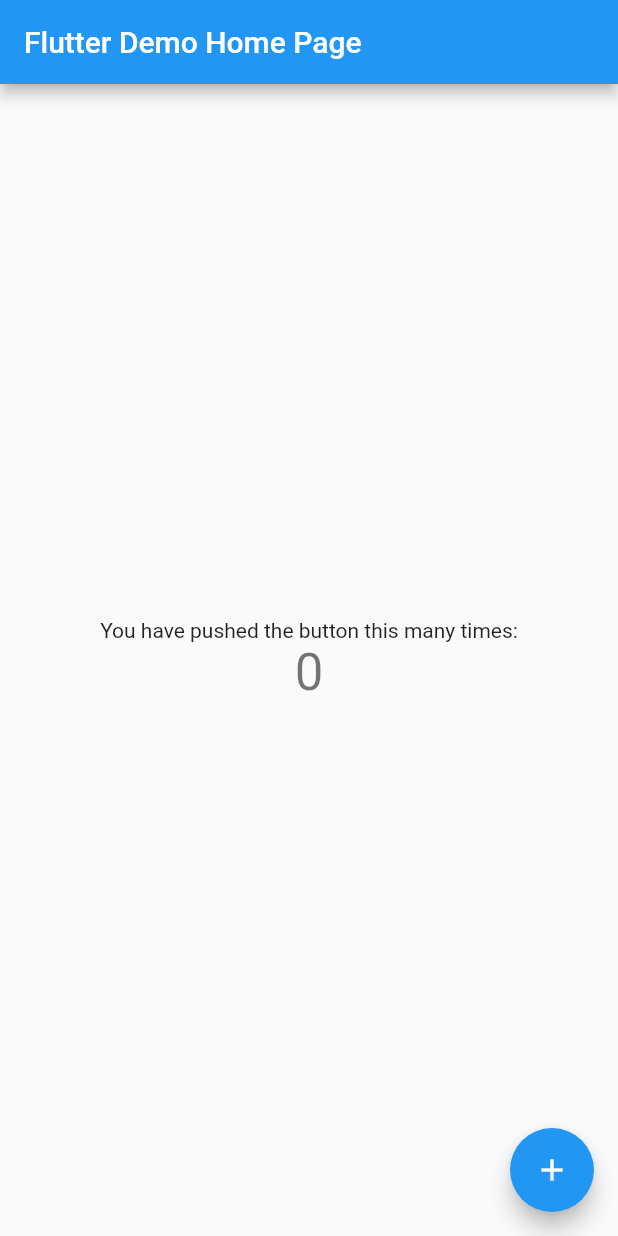
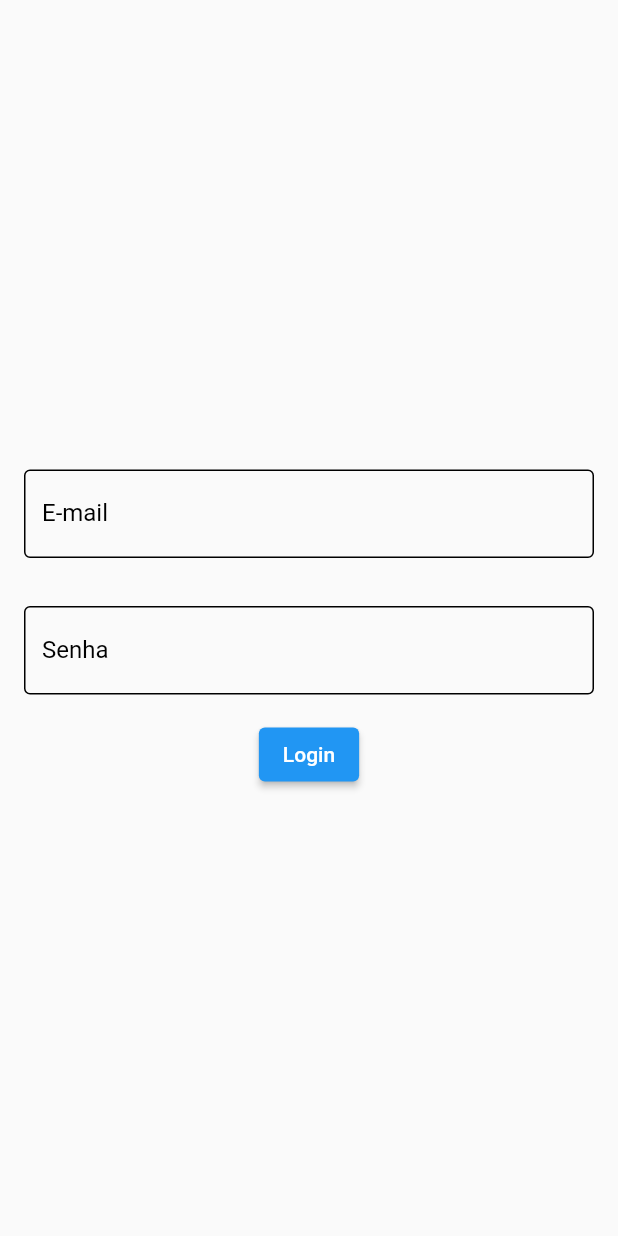
Before and after one commit to ericarodrigs/academy-semana-4, a Flutter app: the screen it shows after launch, on a phone screen of 412 x 824 dp. Run offline on Flutter 3.47's test engine with Material 2 defaults, Android fonts, the phone set to English and light mode, and no system bars.

Commit message:
initial project with login and error pages

```diff
--- a/lib/main.dart
+++ b/lib/main.dart
@@ -1,115 +1,6 @@
 import 'package:flutter/material.dart';
+import 'package:navigation/src/app.dart';
 
 void main() {
-  runApp(const MyApp());
+  runApp(const App());
 }
-
-class MyApp extends StatelessWidget {
-  const MyApp({Key? key}) : super(key: key);
-
-  // This widget is the root of your application.
-  @override
-  Widget build(BuildContext context) {
-    return MaterialApp(
-      title: 'Flutter Demo',
-      theme: ThemeData(
-        // This is the theme of your application.
-        //
-        // Try running your application with "flutter run". You'll see the
-        // application has a blue toolbar. Then, without quitting the app, try
-        // changing the primarySwatch below to Colors.green and then invoke
-        // "hot reload" (press "r" in the console where you ran "flutter run",
-        // or simply save your changes to "hot reload" in a Flutter IDE).
-        // Notice that the counter didn't reset back to zero; the application
-        // is not restarted.
-        primarySwatch: Colors.blue,
-      ),
-      home: const MyHomePage(title: 'Flutter Demo Home Page'),
-    );
-  }
-}
-
-class MyHomePage extends StatefulWidget {
-  const MyHomePage({Key? key, required this.title}) : super(key: key);
-
-  // This widget is the home page of your application. It is stateful, meaning
-  // that it has a State object (defined below) that contains fields that affect
-  // how it looks.
-
-  // This class is the configuration for the state. It holds the values (in this
-  // case the title) provided by the parent (in this case the App widget) and
-  // used by the build method of the State. Fields in a Widget subclass are
-  // always marked "final".
-
-  final String title;
-
-  @override
-  State<MyHomePage> createState() => _MyHomePageState();
-}
-
-class _MyHomePageState extends State<MyHomePage> {
-  int _counter = 0;
-
-  void _incrementCounter() {
-    setState(() {
-      // This call to setState tells the Flutter framework that something has
-      // changed in this State, which causes it to rerun the build method below
-      // so that the display can reflect the updated values. If we changed
-      // _counter without calling setState(), then the build method would not be
-      // called again, and so nothing would appear to happen.
-      _counter++;
-    });
-  }
-
-  @override
-  Widget build(BuildContext context) {
-    // This method is rerun every time setState is called, for instance as done
-    // by the _incrementCounter method above.
-    //
-    // The Flutter framework has been optimized to make rerunning build methods
-    // fast, so that you can just rebuild anything that needs updating rather
-    // than having to individually change instances of widgets.
-    return Scaffold(
-      appBar: AppBar(
-        // Here we take the value from the MyHomePage object that was created by
-        // the App.build method, and use it to set our appbar title.
-        title: Text(widget.title),
-      ),
-      body: Center(
-        // Center is a layout widget. It takes a single child and positions it
-        // in the middle of the parent.
-        child: Column(
-          // Column is also a layout widget. It takes a list of children and
-          // arranges them vertically. By default, it sizes itself to fit its
-          // children horizontally, and tries to be as tall as its parent.
-          //
-          // Invoke "debug painting" (press "p" in the console, choose the
-          // "Toggle Debug Paint" action from the Flutter Inspector in Android
-          // Studio, or the "Toggle Debug Paint" command in Visual Studio Code)
-          // to see the wireframe for each widget.
-          //
-          // Column has various properties to control how it sizes itself and
-          // how it positions its children. Here we use mainAxisAlignment to
-          // center the children vertically; the main axis here is the vertical
-          // axis because Columns are vertical (the cross axis would be
-          // horizontal).
-          mainAxisAlignment: MainAxisAlignment.center,
-          children: <Widget>[
-            const Text(
-              'You have pushed the button this many times:',
-            ),
-            Text(
-              '$_counter',
-              style: Theme.of(context).textTheme.headline4,
-            ),
-          ],
-        ),
-      ),
-      floatingActionButton: FloatingActionButton(
-        onPressed: _incrementCounter,
-        tooltip: 'Increment',
-        child: const Icon(Icons.add),
-      ), // This trailing comma makes auto-formatting nicer for build methods.
-    );
-  }
-}
--- /dev/null
+++ b/lib/src/app.dart
@@ -0,0 +1,14 @@
+import 'package:flutter/material.dart';
+import 'package:navigation/src/route_generator.dart';
+
+class App extends StatelessWidget {
+  const App({Key? key}) : super(key: key);
+
+  @override
+  Widget build(BuildContext context) {
+    return const MaterialApp(
+      initialRoute: '/login',
+      onGenerateRoute: RouteGenerator.onGenerateRoute,
+      );
+  }
+}
--- /dev/null
+++ b/lib/src/pages/login_page.dart
@@ -0,0 +1,101 @@
+import 'package:flutter/material.dart';
+
+import 'details_page.dart';
+import 'home_page.dart';
+
+class LoginPage extends StatefulWidget {
+  static const String routeName = '/login';
+
+  const LoginPage({Key? key}) : super(key: key);
+
+  @override
+  State<LoginPage> createState() => _LoginPageState();
+}
+
+class _LoginPageState extends State<LoginPage> {
+  GlobalKey<FormState> formKey = GlobalKey<FormState>();
+
+  @override
+  Widget build(BuildContext context) {
+    return Scaffold(
+      body: Form(
+        key: formKey,
+        child: Column(
+          mainAxisAlignment: MainAxisAlignment.center,
+          children: [
+            Container(
+              margin: const EdgeInsets.all(16),
+              child: TextFormField(
+                validator: (String? value) {
+                  if (value == null || value.isEmpty) {
+                    return 'Este campo não pode ser vazio';
+                  }
+                  return null;
+                },
+                cursorColor: Colors.black,
+                decoration: const InputDecoration(
+                  labelText: 'E-mail',
+                  labelStyle: TextStyle(color: Colors.black),
+                  border: OutlineInputBorder(
+                    borderSide: BorderSide(color: Colors.black, width: 1),
+                  ),
+                  enabledBorder: OutlineInputBorder(
+                    borderSide: BorderSide(color: Colors.black, width: 1),
+                  ),
+                  disabledBorder: OutlineInputBorder(
+                    borderSide: BorderSide(color: Colors.grey, width: 1),
+                  ),
+                  focusedBorder: OutlineInputBorder(
+                    borderSide: BorderSide(color: Colors.black, width: 2),
+                  ),
+                ),
+              ),
+            ),
+            Container(
+              margin: const EdgeInsets.all(16),
+              child: TextFormField(
+                obscureText: true,
+                validator: (String? value) {
+                  if (value == null || value.isEmpty) {
+                    return 'Este campo não pode ser vazio';
+                  }
+                  return null;
+                },
+                cursorColor: Colors.black,
+                decoration: const InputDecoration(
+                  labelText: 'Senha',
+                  labelStyle: TextStyle(color: Colors.black),
+                  border: OutlineInputBorder(
+                    borderSide: BorderSide(color: Colors.black, width: 1),
+                  ),
+                  enabledBorder: OutlineInputBorder(
+                    borderSide: BorderSide(color: Colors.black, width: 1),
+                  ),
+                  disabledBorder: OutlineInputBorder(
+                    borderSide: BorderSide(color: Colors.grey, width: 1),
+                  ),
+                  focusedBorder: OutlineInputBorder(
+                    borderSide: BorderSide(color: Colors.black, width: 2),
+                  ),
+                ),
+              ),
+            ),
+            ElevatedButton(
+              //TODO resolver problema do voltar no triangulo
+                onPressed: () async {
+                  if (formKey.currentState!.validate()) {
+                    debugPrint("cadastro realizado");
+                    await Navigator.of(context).pushReplacementNamed('/home') ??
+                        false;
+                  } else {
+                    debugPrint(
+                        "erro ao cadastrar, verifique os campos e tente novamente");
+                  }
+                },
+                child: const Text("Login"))
+          ],
+        ),
+      ),
+    );
+  }
+}
--- /dev/null
+++ b/lib/src/route_generator.dart
@@ -0,0 +1,20 @@
+import 'package:flutter/material.dart';
+import 'package:navigation/src/pages/details_page.dart';
+import 'package:navigation/src/pages/home_page.dart';
+import 'package:navigation/src/pages/login_page.dart';
+import 'pages/error_page.dart';
+
+class RouteGenerator {
+  static Route<dynamic>? onGenerateRoute(RouteSettings settings) {
+    switch (settings.name) {
+      case HomePage.routeName:
+        return MaterialPageRoute(builder: (context) => const HomePage());
+      case LoginPage.routeName:
+        return MaterialPageRoute(builder: (context) => const LoginPage());
+      case DetailsPage.routeName:
+        return MaterialPageRoute(builder: (context) => const DetailsPage());
+      default:
+        return MaterialPageRoute(builder: (context) => const ErrorPage());
+    }
+  }
+}
```
Also changed, not shown: lib/src/pages/details_page.dart (added, +37 -0 lines), lib/src/pages/error_page.dart (added, +33 -0 lines), lib/src/pages/home_page.dart (added, +36 -0 lines).
